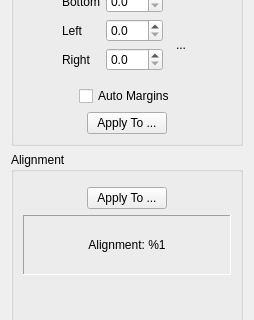
The window that filters/page_layout/ui/PageLayoutOptionsWidget.ui (ImageProcessing-ElectronicPublications/scantailor-deviant) describes before a commit, drawn with Qt 5; both pictures show x 0 to 254 and y 116 to 436 of the 254 by 775 pixel window.
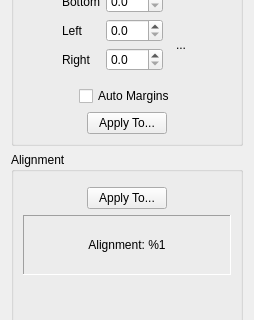
The same window after the commit. Icons and pictures are not drawn. Custom widgets are drawn as their Qt base class.

The edit to the form file:
```diff
--- a/filters/page_layout/ui/PageLayoutOptionsWidget.ui
+++ b/filters/page_layout/ui/PageLayoutOptionsWidget.ui
@@ -304,7 +304,7 @@
         <item>
          <widget class="QPushButton" name="applyMarginsBtn">
           <property name="text">
-           <string>Apply To ...</string>
+           <string>Apply To...</string>
           </property>
          </widget>
         </item>
@@ -353,7 +353,7 @@
         <item>
          <widget class="QPushButton" name="applyAlignmentBtn">
           <property name="text">
-           <string>Apply To ...</string>
+           <string>Apply To...</string>
           </property>
          </widget>
         </item>
```
Left out of the diff: 2 changed lines with no effect on the pictures.
